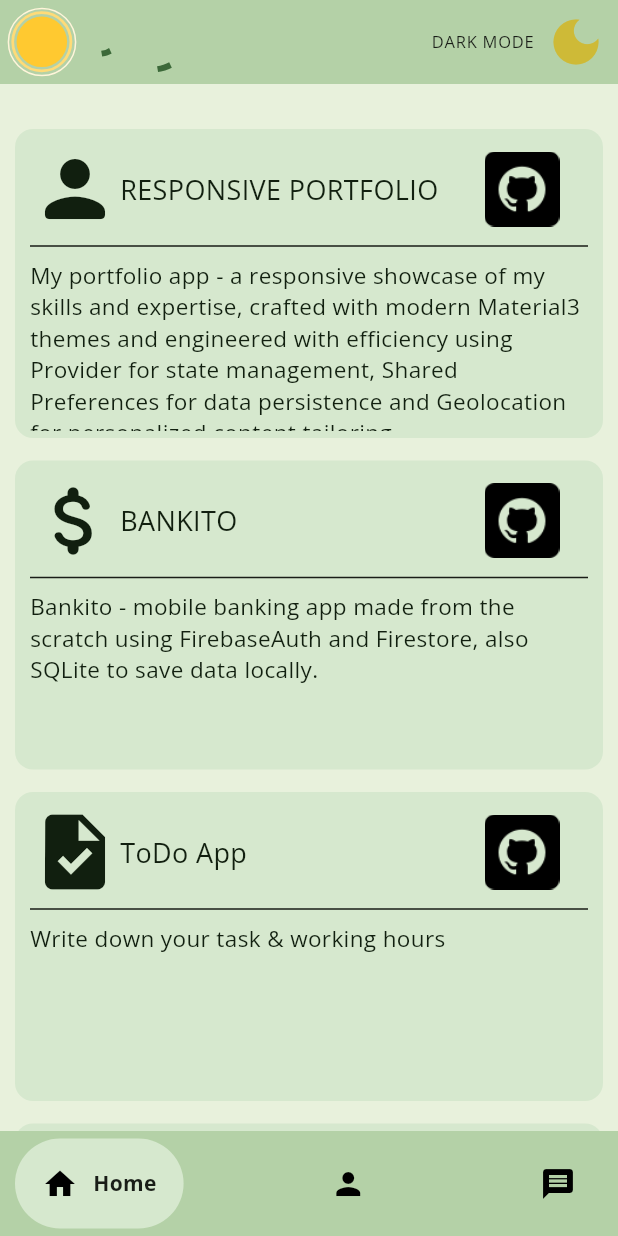
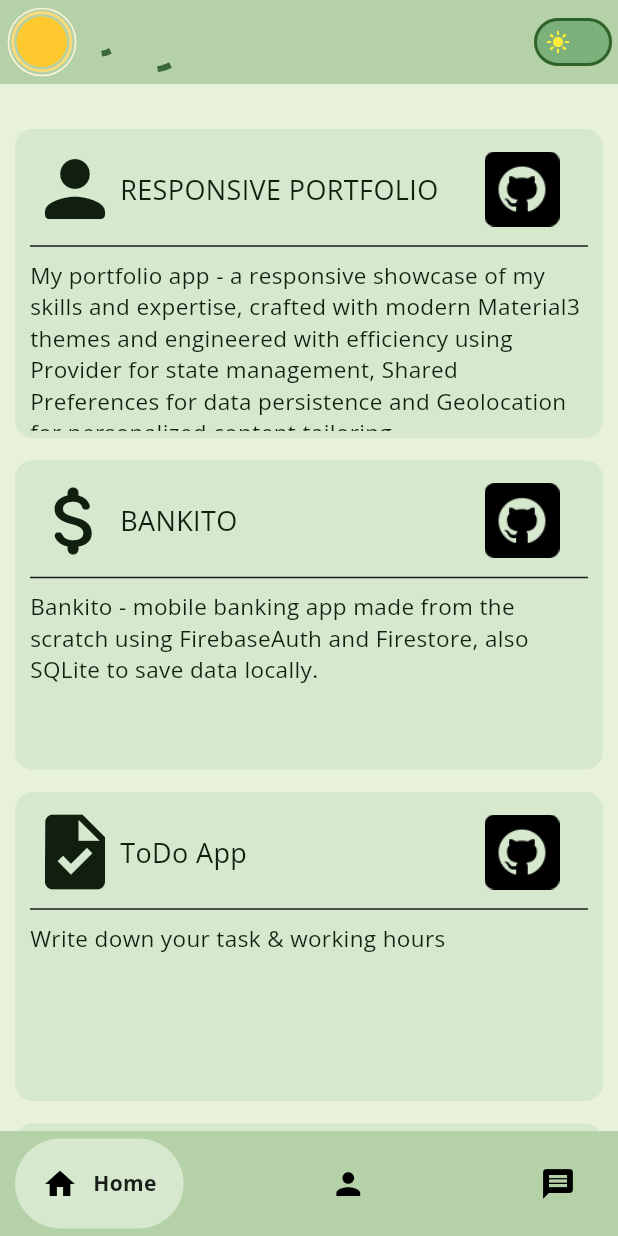
Before and after one commit to browsfer/My-responsive-portfolio, a Flutter app: the screen it shows after launch, on a phone screen of 412 x 824 dp. Run offline on Flutter 3.47's test engine with Material 3 defaults, Android fonts, the phone set to English and light mode, and no system bars; drawn by our look-alikes of google_nav_bar; our stand-ins replace geocoding, geolocator, lottie, shared_preferences.

Commit message:
adaptive switch for theme changing

```diff
--- a/lib/responsive/scaffolds/desktop_scaffold.dart
+++ b/lib/responsive/scaffolds/desktop_scaffold.dart
@@ -12,7 +12,10 @@ class MyDesktopScaffold extends StatelessWidget {
       body: const Row(
         children: [
           //Body
-          MyProjectsList(),
+          Expanded(
+            flex: 3,
+            child: MyProjectsList(),
+          ),
 
           //Right side open drawer
           Expanded(
--- a/lib/responsive/scaffolds/mobile_scaffold.dart
+++ b/lib/responsive/scaffolds/mobile_scaffold.dart
@@ -1,16 +1,13 @@
 import 'package:flutter/material.dart';
 import 'package:lottie/lottie.dart';
-import 'package:provider/provider.dart';
 import 'package:responsive_project/constants/constants.dart';
 import 'package:responsive_project/models/weather_model.dart';
 import 'package:responsive_project/pages/mobile_aboutme_page.dart';
 import 'package:responsive_project/pages/mobile_findme_page.dart';
 import 'package:responsive_project/pages/mobile_home_page.dart';
 import 'package:responsive_project/services/weather_service.dart';
-import 'package:responsive_project/theme/theme.dart';
-import 'package:responsive_project/theme/theme_provider.dart';
 import 'package:responsive_project/utils/my_bottom_nav_bar.dart';
-import 'package:responsive_project/utils/my_button.dart';
+import 'package:responsive_project/utils/my_switch.dart';
 
 class MyMobileScaffold extends StatefulWidget {
   const MyMobileScaffold({super.key});
@@ -68,7 +65,6 @@ class _MyMobileScaffoldState extends State<MyMobileScaffold> {
   @override
   Widget build(BuildContext context) {
     //Getting theme data
-    ThemeProvider themeProvider = Provider.of<ThemeProvider>(context);
 
     return Scaffold(
       appBar: AppBar(
@@ -103,11 +99,9 @@ class _MyMobileScaffoldState extends State<MyMobileScaffold> {
                 ),
 
           const Spacer(),
-          Text(
-            themeProvider.themeData == lightTheme ? 'DARK MODE' : 'LIGHT MODE',
-            style: Theme.of(context).textTheme.labelSmall,
-          ),
-          MyButton(iconSize: 40),
+
+          //THEME SWITCH
+          MyAdaptiveSwitch(),
         ],
       ),
       backgroundColor: Theme.of(context).colorScheme.background,
--- a/lib/responsive/scaffolds/tablet_scaffold.dart
+++ b/lib/responsive/scaffolds/tablet_scaffold.dart
@@ -1,6 +1,6 @@
 import 'package:flutter/material.dart';
-import 'package:responsive_project/utils/my_button.dart';
 import 'package:responsive_project/utils/my_drawer.dart';
+import 'package:responsive_project/utils/my_switch.dart';
 import 'package:responsive_project/utils/projects_list/my_projects_list.dart';
 
 class MyTabletScaffold extends StatelessWidget {
@@ -11,7 +11,7 @@ class MyTabletScaffold extends StatelessWidget {
     return Scaffold(
       backgroundColor: Theme.of(context).colorScheme.background,
       appBar: AppBar(
-        actions: [MyButton()],
+        actions: [MyAdaptiveSwitch()],
       ),
       drawer: const MyDrawer(),
       body: MyProjectsList(),
--- a/lib/utils/my_button.dart
+++ /dev/null
@@ -1,42 +0,0 @@
-import 'package:flutter/material.dart';
-import 'package:provider/provider.dart';
-import 'package:responsive_project/theme/theme.dart';
-import 'package:responsive_project/theme/theme_provider.dart';
-import 'package:responsive_project/constants/constants.dart';
-
-// ignore: must_be_immutable
-class MyButton extends StatefulWidget {
-  double? iconSize;
-
-  MyButton({this.iconSize});
-
-  @override
-  _MyButtonState createState() => _MyButtonState();
-}
-
-class _MyButtonState extends State<MyButton> {
-  @override
-  Widget build(BuildContext context) {
-    ThemeProvider themeProvider = Provider.of<ThemeProvider>(context);
-
-    return IconButton(
-      iconSize: widget.iconSize,
-      onPressed: () {
-        if (isLightTheme) {
-          themeProvider.toggleTheme();
-          setState(() {
-            isLightTheme = false;
-          });
-        } else {
-          themeProvider.toggleTheme();
-          setState(
-            () {
-              isLightTheme = true;
-            },
-          );
-        }
-      },
-      icon: themeProvider.themeData == darkTheme ? lightIcon : darkIcon,
-    );
-  }
-}
--- a/lib/utils/my_drawer.dart
+++ b/lib/utils/my_drawer.dart
@@ -1,6 +1,6 @@
 import 'package:flutter/material.dart';
 import 'package:responsive_project/constants/constants.dart';
-import 'package:responsive_project/utils/my_button.dart';
+import 'package:responsive_project/utils/my_switch.dart';
 import 'package:url_launcher/url_launcher.dart';
 
 class MyDrawer extends StatelessWidget {
@@ -68,7 +68,7 @@ class MyDrawer extends StatelessWidget {
               ],
             ),
             const Spacer(),
-            MyButton(iconSize: 40),
+            MyAdaptiveSwitch(),
           ],
         ),
       ),
--- /dev/null
+++ b/lib/utils/my_switch.dart
@@ -0,0 +1,40 @@
+import 'package:flutter/material.dart';
+import 'package:provider/provider.dart';
+import 'package:responsive_project/constants/constants.dart';
+import 'package:responsive_project/theme/theme.dart';
+import 'package:responsive_project/theme/theme_provider.dart';
+
+class MyAdaptiveSwitch extends StatelessWidget {
+  const MyAdaptiveSwitch({super.key});
+
+  @override
+  Widget build(BuildContext context) {
+    //Theme provider variable
+    ThemeProvider themeProvider =
+        Provider.of<ThemeProvider>(context, listen: false);
+
+    //Theme data
+
+    return Switch.adaptive(
+      value: themeProvider.themeData == darkTheme ? true : false,
+      onChanged: (value) {
+        themeProvider.toggleTheme();
+      },
+      applyCupertinoTheme: true,
+
+      //Customize switch
+      trackOutlineColor: const MaterialStatePropertyAll(
+        Color.fromARGB(255, 48, 99, 40),
+      ),
+      activeTrackColor: const Color.fromARGB(255, 47, 111, 49),
+      inactiveTrackColor: const Color.fromARGB(255, 124, 177, 124),
+
+      //Thumb colors
+      inactiveThumbColor: const Color.fromARGB(255, 124, 177, 124),
+      activeColor: const Color.fromARGB(255, 47, 111, 49),
+
+      thumbIcon: MaterialStatePropertyAll(
+          themeProvider.themeData == darkTheme ? darkIcon : lightIcon),
+    );
+  }
+}
```
